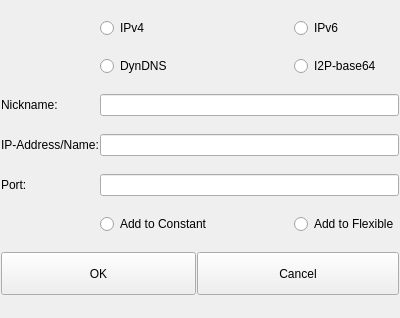
The window that ui/address-input.ui (berndhs/arado) describes before a commit, drawn with Qt 5.
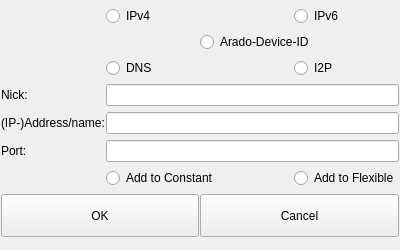
The same window after the commit. Icons and pictures are not drawn.

Diff of the .ui file:
```diff
--- a/ui/address-input.ui
+++ b/ui/address-input.ui
@@ -7,7 +7,7 @@
     <x>0</x>
     <y>0</y>
     <width>400</width>
-    <height>318</height>
+    <height>250</height>
    </rect>
   </property>
   <property name="windowTitle">
@@ -47,37 +47,37 @@
      </attribute>
     </widget>
    </item>
-   <item row="3" column="0">
+   <item row="4" column="0">
     <widget class="QLabel" name="label_4">
      <property name="text">
-      <string>Nickname:</string>
+      <string>Nick:</string>
      </property>
     </widget>
    </item>
-   <item row="3" column="1" colspan="3">
+   <item row="4" column="1" colspan="3">
     <widget class="QLineEdit" name="nickEdit"/>
    </item>
-   <item row="4" column="0">
+   <item row="5" column="0">
     <widget class="QLabel" name="label">
      <property name="text">
-      <string>IP-Address/Name:</string>
+      <string>(IP-)Address/name:</string>
      </property>
     </widget>
    </item>
-   <item row="4" column="1" colspan="3">
+   <item row="5" column="1" colspan="3">
     <widget class="QLineEdit" name="addressEdit"/>
    </item>
-   <item row="5" column="0">
+   <item row="6" column="0">
     <widget class="QLabel" name="label_2">
      <property name="text">
       <string>Port:</string>
      </property>
     </widget>
    </item>
-   <item row="5" column="1" colspan="3">
+   <item row="6" column="1" colspan="3">
     <widget class="QLineEdit" name="portEdit"/>
    </item>
-   <item row="6" column="1" colspan="2">
+   <item row="7" column="1" colspan="2">
     <widget class="QRadioButton" name="constantButton">
      <property name="text">
       <string>Add to Constant</string>
@@ -87,7 +87,7 @@
      </attribute>
     </widget>
    </item>
-   <item row="6" column="3">
+   <item row="7" column="3">
     <widget class="QRadioButton" name="remoteButton">
      <property name="text">
       <string>Add to Flexible</string>
@@ -97,7 +97,7 @@
      </attribute>
     </widget>
    </item>
-   <item row="7" column="2" colspan="2">
+   <item row="8" column="2" colspan="2">
     <widget class="QPushButton" name="cancelButton">
      <property name="minimumSize">
       <size>
@@ -120,17 +120,17 @@
      </property>
     </widget>
    </item>
-   <item row="1" column="3">
+   <item row="2" column="3">
     <widget class="QRadioButton" name="i2pButton">
      <property name="text">
-      <string>I2P-base64</string>
+      <string>I2P</string>
      </property>
      <attribute name="buttonGroup">
       <string>typeGroup</string>
      </attribute>
     </widget>
    </item>
-   <item row="7" column="0" colspan="2">
+   <item row="8" column="0" colspan="2">
     <widget class="QPushButton" name="okButton">
      <property name="minimumSize">
       <size>
@@ -153,16 +153,23 @@
      </property>
     </widget>
    </item>
-   <item row="1" column="1">
+   <item row="2" column="1">
     <widget class="QRadioButton" name="dnsButton">
      <property name="text">
-      <string>DynDNS</string>
+      <string>DNS</string>
      </property>
      <attribute name="buttonGroup">
       <string>typeGroup</string>
      </attribute>
     </widget>
    </item>
+   <item row="1" column="2" colspan="2">
+    <widget class="QRadioButton" name="radioButton">
+     <property name="text">
+      <string>Arado-Device-ID</string>
+     </property>
+    </widget>
+   </item>
   </layout>
  </widget>
  <layoutdefault spacing="1" margin="1"/>
```
